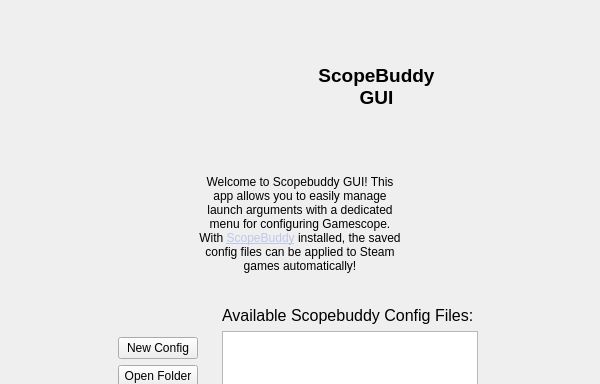
The window that src/main.ui (rfrench3/scopebuddy-gui) describes before a commit, drawn with Qt 5; both pictures show x 0 to 600 and y 0 to 384 of the 600 by 550 pixel window.
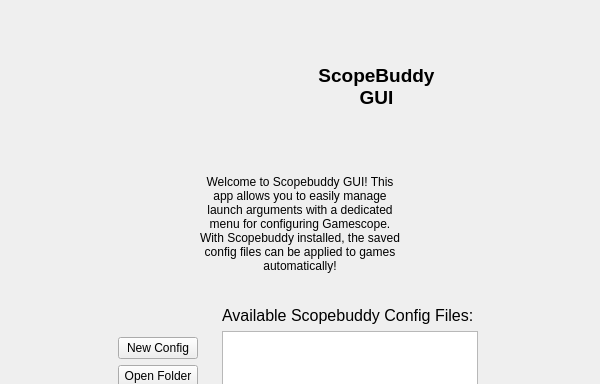
The same window after the commit.

Commit message: Fixed link on front-page that was illegible in light mode, added a full dialog to the main menu "about" button with links to scopebuddy and scbgui githubs and documentation

```diff
--- a/src/main.ui
+++ b/src/main.ui
@@ -178,7 +178,7 @@
                   </sizepolicy>
                  </property>
                  <property name="text">
-                  <string>&lt;html&gt;&lt;head/&gt;&lt;body&gt;&lt;p&gt;Welcome to Scopebuddy GUI! This app allows you to easily manage launch arguments with a dedicated menu for configuring Gamescope. With &lt;a href=&quot;https://github.com/HikariKnight/ScopeBuddy&quot;&gt;&lt;span style=&quot; text-decoration: underline; color:#bdc8e8;&quot;&gt;ScopeBuddy&lt;/span&gt;&lt;/a&gt; installed, the saved config files can be applied to Steam games automatically!&lt;/p&gt;&lt;/body&gt;&lt;/html&gt;</string>
+                  <string>&lt;html&gt;&lt;head/&gt;&lt;body&gt;&lt;p&gt;Welcome to Scopebuddy GUI! This app allows you to easily manage launch arguments with a dedicated menu for configuring Gamescope. With Scopebuddy installed, the saved config files can be applied to games automatically!&lt;/p&gt;&lt;/body&gt;&lt;/html&gt;</string>
                  </property>
                  <property name="alignment">
                   <set>Qt::AlignmentFlag::AlignCenter</set>
```
Left out of the diff: 2 changed lines with no effect on the pictures. The commit also changes 2 other files.
